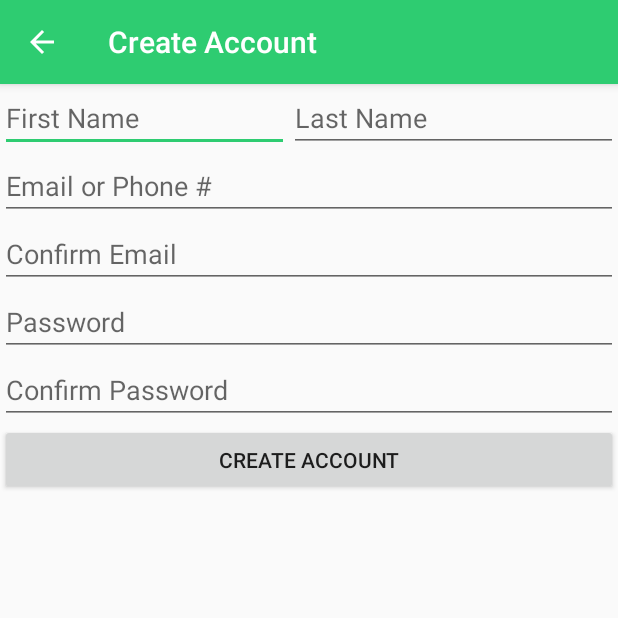
After one commit to cammyc/Android_ProQuo, an Android app: the CreateAccountActivity screen opened directly, with no data from a screen before it, on a phone screen of 412 x 824 dp, the top half of it. The commit adds this screen. Run offline under Robolectric (Android 15) with nearby library versions, the phone set to English and light mode, and no system bars; our stand-ins replace Volley; libraries missing offline, so code that uses them is left out: com.facebook, com.facebook.login, jp.wasabeef.glide; network calls fail.

Commit message:
Created CreateAccountPage and enabled video on background

```diff
--- a/app/build.gradle
+++ b/app/build.gradle
@@ -2,7 +2,7 @@ apply plugin: 'com.android.application'
 
 android {
     compileSdkVersion 25
-    buildToolsVersion "23.0.3"
+    buildToolsVersion '25.0.0'
 
     defaultConfig {
         applicationId "com.scalpr.scalpr"
@@ -46,5 +46,6 @@ dependencies {
     compile 'com.sothree.slidinguppanel:library:3.3.1'
     compile 'io.apptik.widget:multislider:1.3'
     compile 'com.appyvet:materialrangebar:1.3'
+    compile 'com.android.support.constraint:constraint-layout:1.0.2'
 }
 apply plugin: 'com.google.gms.google-services'
--- a/app/src/main/java/com/scalpr/scalpr/BaseActivity.java
+++ b/app/src/main/java/com/scalpr/scalpr/BaseActivity.java
@@ -15,7 +15,6 @@ import android.support.v7.app.AlertDialog;
 import android.support.v7.app.AppCompatActivity;
 import android.support.v7.app.AppCompatDelegate;
 import android.support.v7.widget.Toolbar;
-import android.text.TextUtils;
 import android.util.Log;
 import android.view.MenuItem;
 import android.view.View;
@@ -30,8 +29,6 @@ import com.scalpr.scalpr.Helpers.Security;
 import com.scalpr.scalpr.Helpers.UserHelper;
 import com.scalpr.scalpr.Objects.HttpResponseListener;
 import com.scalpr.scalpr.Objects.User;
-
-import org.w3c.dom.Text;
 
 
 public abstract class BaseActivity extends AppCompatActivity implements NavigationView.OnNavigationItemSelectedListener {
--- a/app/src/main/java/com/scalpr/scalpr/MainActivity.java
+++ b/app/src/main/java/com/scalpr/scalpr/MainActivity.java
@@ -26,7 +26,6 @@ import android.text.InputFilter;
 import android.text.InputType;
 import android.text.TextUtils;
 import android.util.Log;
-import android.view.Gravity;
 import android.view.KeyEvent;
 import android.view.View;
 import android.view.inputmethod.EditorInfo;
@@ -43,8 +42,6 @@ import android.widget.Toast;
 
 import com.android.volley.VolleyError;
 import com.bumptech.glide.Glide;
-import com.facebook.FacebookSdk;
-import com.facebook.appevents.AppEventsLogger;
 import com.google.android.gms.common.ConnectionResult;
 import com.google.android.gms.common.GoogleApiAvailability;
 import com.google.android.gms.common.api.GoogleApiClient;
@@ -72,7 +69,6 @@ import com.scalpr.scalpr.Adapters.MarkerInfoWindowAdapter;
 import com.scalpr.scalpr.Adapters.RecyclerItemClickListener;
 import com.scalpr.scalpr.Adapters.RecyclerViewImageAdapter;
 import com.scalpr.scalpr.BackgroundService.ConversationUpdateService;
-import com.scalpr.scalpr.BackgroundService.MyFirebaseInstanceIDService;
 import com.scalpr.scalpr.Helpers.AttractionHelper;
 import com.scalpr.scalpr.Helpers.BingImageSearchHelper;
 import com.scalpr.scalpr.Helpers.ConversationHelper;
--- /dev/null
+++ b/app/src/main/res/layout/activity_create_account.xml
@@ -0,0 +1,112 @@
+<?xml version="1.0" encoding="utf-8"?>
+<LinearLayout xmlns:android="http://schemas.android.com/apk/res/android"
+              android:layout_width="match_parent"
+              android:layout_height="match_parent"
+              android:orientation="vertical"
+              android:weightSum="1">
+
+    <ProgressBar
+        android:id="@+id/login_progress"
+        android:layout_width="wrap_content"
+        android:layout_height="wrap_content"
+        android:visibility="gone"/>
+
+
+    <LinearLayout
+        android:layout_width="match_parent"
+        android:layout_height="wrap_content"
+        android:orientation="horizontal">
+
+        <EditText
+            android:id="@+id/first_name_edit"
+            android:layout_width="187dp"
+            android:layout_height="wrap_content"
+            android:layout_weight="1"
+            android:ems="10"
+            android:hint="First Name"
+            android:inputType="text"/>
+
+        <EditText
+            android:id="@+id/last_name_edit"
+            android:layout_width="wrap_content"
+            android:layout_height="wrap_content"
+            android:layout_weight="1"
+            android:ems="10"
+            android:hint="Last Name"
+            android:inputType="textPersonName"/>
+
+    </LinearLayout>
+
+    <RelativeLayout
+        android:layout_width="match_parent"
+        android:layout_height="wrap_content">
+
+        <EditText
+            android:id="@+id/email_edit"
+            android:layout_width="match_parent"
+            android:layout_height="wrap_content"
+            android:ems="10"
+            android:hint="Email or Phone #"
+            android:inputType="textEmailAddress"/>
+
+    </RelativeLayout>
+
+    <RelativeLayout
+        android:layout_width="match_parent"
+        android:layout_height="wrap_content">
+
+        <EditText
+            android:id="@+id/email_confirm_edit"
+            android:layout_width="match_parent"
+            android:layout_height="wrap_content"
+            android:ems="10"
+            android:hint="Confirm Email"
+            android:inputType="textEmailAddress"
+            />
+    </RelativeLayout>
+
+    <RelativeLayout
+        android:layout_width="match_parent"
+        android:layout_height="wrap_content">
+
+        <EditText
+            android:id="@+id/password_edit"
+            android:layout_width="match_parent"
+            android:layout_height="wrap_content"
+            android:ems="10"
+            android:hint="Password"
+            android:inputType="textPassword"
+            />
+    </RelativeLayout>
+
+    <RelativeLayout
+        android:layout_width="match_parent"
+        android:layout_height="wrap_content">
+
+        <EditText
+            android:id="@+id/password_confirm_edit"
+            android:layout_width="match_parent"
+            android:layout_height="wrap_content"
+            android:ems="10"
+            android:hint="Confirm Password"
+            android:inputType="textPassword"
+            android:layout_alignParentTop="true"
+            android:layout_alignParentLeft="true"
+            android:layout_alignParentStart="true"/>
+    </RelativeLayout>
+
+    <RelativeLayout
+        android:layout_width="match_parent"
+        android:layout_height="47dp">
+
+        <Button
+            android:id="@+id/create_account_button"
+            android:layout_width="match_parent"
+            android:layout_height="wrap_content"
+            android:layout_alignParentBottom="true"
+            android:layout_alignParentLeft="true"
+            android:layout_alignParentStart="true"
+            android:text="Create Account"/>
+    </RelativeLayout>
+
+</LinearLayout>
--- a/app/src/main/res/values/strings.xml
+++ b/app/src/main/res/values/strings.xml
@@ -43,6 +43,6 @@
 
     <string name="forgotPWLink">&lt;a href="http://belivetickets.com/forgotPassword.html">Forgot Password?&lt;/a></string>
 
-
+    <string name="sign_up_button">Sign Up</string>
 
 </resources>
--- a/build.gradle
+++ b/build.gradle
@@ -6,7 +6,7 @@ buildscript {
     }
     dependencies {
         classpath 'com.google.gms:google-services:3.0.0'
-        classpath 'com.android.tools.build:gradle:2.2.3'
+        classpath 'com.android.tools.build:gradle:2.3.2'
         // NOTE: Do not place your application dependencies here; they belong
         // in the individual module build.gradle files
     }
```
Also changed, not shown: app/src/main/AndroidManifest.xml (+10 -0 lines), app/src/main/java/com/scalpr/scalpr/CreateAccountActivity.java (added, +217 -0 lines), app/src/main/java/com/scalpr/scalpr/LoginActivity.java (+39 -7 lines), app/src/main/res/layout/activity_login.xml (+77 -57 lines), gradle/wrapper/gradle-wrapper.properties, 1 other file.
